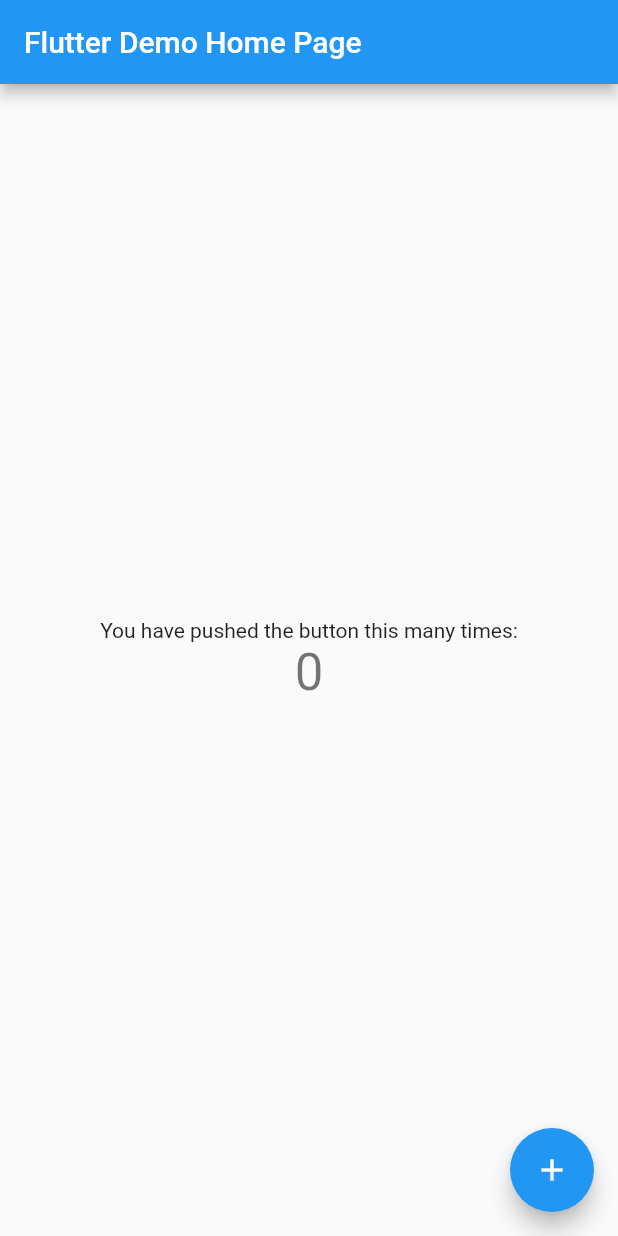
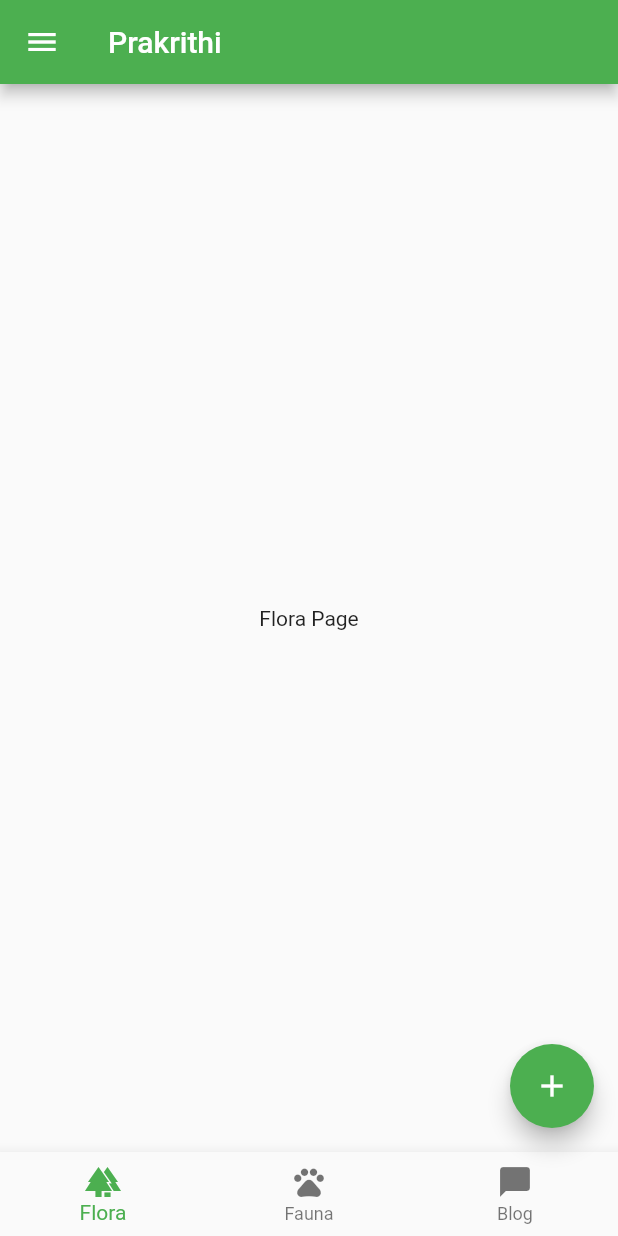
Before and after one commit to adhitht/prakrithi-app, a Flutter app: the screen it shows after launch, on a phone screen of 412 x 824 dp. Run offline on Flutter 3.47's test engine with Material 2 defaults, Android fonts, the phone set to English and light mode, and no system bars.

Commit message:
First Look

```diff
--- a/lib/main.dart
+++ b/lib/main.dart
@@ -1,115 +1,131 @@
 import 'package:flutter/material.dart';
 
-void main() {
-  runApp(const MyApp());
+void main() => runApp(const MyApp());
+
+
+
+class MyApp extends StatefulWidget {
+  const MyApp({Key? key}) : super(key: key);
+
+  @override
+  _MyAppState createState() => _MyAppState();
 }
 
-class MyApp extends StatelessWidget {
-  const MyApp({super.key});
+class _MyAppState extends State<MyApp> {
+  int _currentIndex = 0;
 
-  // This widget is the root of your application.
+  final pages = [
+    const Florapage(),
+    const Faunapage(),
+    const Blogpage(),
+  ];
+  //For Bottom Navigation Bar Changing Index
+  void _onItemTapped(int index) {
+    setState(() {
+      _currentIndex = index;
+    });
+  }
   @override
   Widget build(BuildContext context) {
     return MaterialApp(
-      title: 'Flutter Demo',
+      title: 'Prakrithi',
       theme: ThemeData(
-        // This is the theme of your application.
-        //
-        // Try running your application with "flutter run". You'll see the
-        // application has a blue toolbar. Then, without quitting the app, try
-        // changing the primarySwatch below to Colors.green and then invoke
-        // "hot reload" (press "r" in the console where you ran "flutter run",
-        // or simply save your changes to "hot reload" in a Flutter IDE).
-        // Notice that the counter didn't reset back to zero; the application
-        // is not restarted.
-        primarySwatch: Colors.blue,
+        primaryColor: Colors.green,
       ),
-      home: const MyHomePage(title: 'Flutter Demo Home Page'),
+      home: Scaffold(
+        appBar: AppBar(
+          leading: IconButton(
+            icon: const Icon(Icons.menu),
+            onPressed: () {},
+          ),
+          title: const Text('Prakrithi'),
+          backgroundColor: Colors.green,
+        ),
+        body: Center(
+          child: pages[_currentIndex],
+        ),
+        floatingActionButton: const FloatingActionButton(
+          tooltip: 'Add', // used by assistive technologies
+          onPressed: null,
+          child: Icon(Icons.add),
+          backgroundColor: Colors.green,
+        ),
+        bottomNavigationBar: BottomNavigationBar(
+          items: const <BottomNavigationBarItem>[
+            BottomNavigationBarItem(
+              icon: Icon(Icons.forest),
+              label: "Flora",
+              backgroundColor: Colors.green,
+            ),
+            BottomNavigationBarItem(
+              icon: Icon(Icons.pets),
+              label: "Fauna",
+              backgroundColor: Colors.green,
+            ),
+            BottomNavigationBarItem(
+              icon: Icon(Icons.chat_bubble),
+              label: "Blog",
+              backgroundColor: Colors.green,
+            ),
+          ],
+          selectedItemColor: Colors.green,
+          currentIndex: _currentIndex,
+          onTap: _onItemTapped,
+        ),
+      ),
     );
   }
 }
 
-class MyHomePage extends StatefulWidget {
-  const MyHomePage({super.key, required this.title});
+// class Content extends StatelessWidget {
+//   const Content({super.key});
 
-  // This widget is the home page of your application. It is stateful, meaning
-  // that it has a State object (defined below) that contains fields that affect
-  // how it looks.
+//   @override
+//   Widget build(BuildContext context) {
+//     return Container(
+//       child: const Text('Hello People'),
+//     );
+//   }
+// }
 
-  // This class is the configuration for the state. It holds the values (in this
-  // case the title) provided by the parent (in this case the App widget) and
-  // used by the build method of the State. Fields in a Widget subclass are
-  // always marked "final".
-
-  final String title;
-
-  @override
-  State<MyHomePage> createState() => _MyHomePageState();
-}
-
-class _MyHomePageState extends State<MyHomePage> {
-  int _counter = 0;
-
-  void _incrementCounter() {
-    setState(() {
-      // This call to setState tells the Flutter framework that something has
-      // changed in this State, which causes it to rerun the build method below
-      // so that the display can reflect the updated values. If we changed
-      // _counter without calling setState(), then the build method would not be
-      // called again, and so nothing would appear to happen.
-      _counter++;
-    });
-  }
+//Flora Page
+class Florapage extends StatelessWidget {
+  const Florapage({super.key});
 
   @override
   Widget build(BuildContext context) {
-    // This method is rerun every time setState is called, for instance as done
-    // by the _incrementCounter method above.
-    //
-    // The Flutter framework has been optimized to make rerunning build methods
-    // fast, so that you can just rebuild anything that needs updating rather
-    // than having to individually change instances of widgets.
-    return Scaffold(
-      appBar: AppBar(
-        // Here we take the value from the MyHomePage object that was created by
-        // the App.build method, and use it to set our appbar title.
-        title: Text(widget.title),
+    return Container(
+      child: const Center(
+        child: Text("Flora Page"),
       ),
-      body: Center(
-        // Center is a layout widget. It takes a single child and positions it
-        // in the middle of the parent.
-        child: Column(
-          // Column is also a layout widget. It takes a list of children and
-          // arranges them vertically. By default, it sizes itself to fit its
-          // children horizontally, and tries to be as tall as its parent.
-          //
-          // Invoke "debug painting" (press "p" in the console, choose the
-          // "Toggle Debug Paint" action from the Flutter Inspector in Android
-          // Studio, or the "Toggle Debug Paint" command in Visual Studio Code)
-          // to see the wireframe for each widget.
-          //
-          // Column has various properties to control how it sizes itself and
-          // how it positions its children. Here we use mainAxisAlignment to
-          // center the children vertically; the main axis here is the vertical
-          // axis because Columns are vertical (the cross axis would be
-          // horizontal).
-          mainAxisAlignment: MainAxisAlignment.center,
-          children: <Widget>[
-            const Text(
-              'You have pushed the button this many times:',
-            ),
-            Text(
-              '$_counter',
-              style: Theme.of(context).textTheme.headline4,
-            ),
-          ],
-        ),
-      ),
-      floatingActionButton: FloatingActionButton(
-        onPressed: _incrementCounter,
-        tooltip: 'Increment',
-        child: const Icon(Icons.add),
-      ), // This trailing comma makes auto-formatting nicer for build methods.
     );
   }
 }
+
+//Fauna Page
+class Faunapage extends StatelessWidget {
+  const Faunapage({super.key});
+
+  @override
+  Widget build(BuildContext context) {
+    return Container(
+      child: const Center(
+        child: Text("Fauna Page"),
+      ),
+    );
+  }
+}
+
+//Flora Page
+class Blogpage extends StatelessWidget {
+  const Blogpage({super.key});
+
+  @override
+  Widget build(BuildContext context) {
+    return Container(
+      child: const Center(
+        child: Text("Under Construction"),
+      ),
+    );
+  }
+}
```
